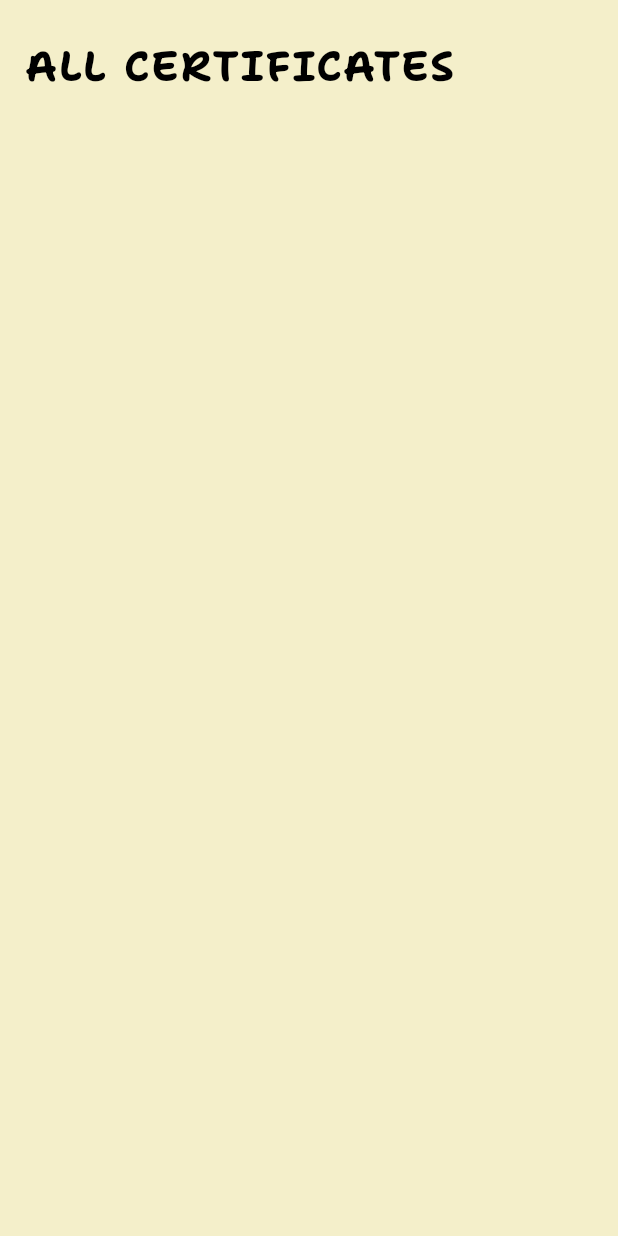
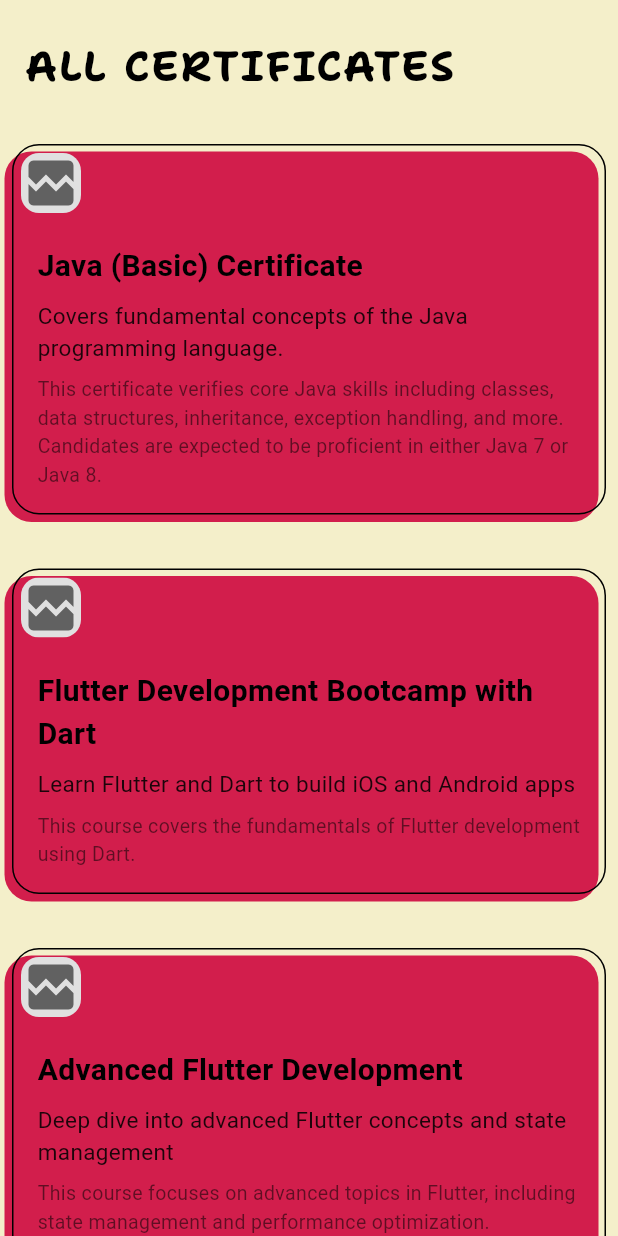
Before and after one commit to amankrmj01/amankrmj_portfolio, a Flutter app: the AllCertificatesView screen opened directly, on a phone screen of 412 x 824 dp. Run offline on Flutter 3.47's test engine with Material 3 defaults, Android fonts, the phone set to English and light mode, and no system bars; our stand-ins replace animated_text_kit, file_picker, get, responsive_builder, rive; missing offline and left inert: pdf_image_renderer; network calls fail.

```diff
--- a/lib/configs/certificate_list.dart
+++ b/lib/configs/certificate_list.dart
@@ -2,10 +2,20 @@
 
 final List<CertificateInfo> certificateList = [
   CertificateInfo(
+    name: 'Java (Basic) Certificate',
+    description:
+        'Covers fundamental concepts of the Java programming language.',
+    url: 'https://www.hackerrank.com/certificates/eac8d632729b',
+    images: ['https://www.hackerrank.com/certificates/iframe/eac8d632729b'],
+    largeDescription:
+        'This certificate verifies core Java skills including classes, data structures, inheritance, exception handling, and more. Candidates are expected to be proficient in either Java 7 or Java 8.',
+  ),
+
+  CertificateInfo(
     name: 'Flutter Development Bootcamp with Dart',
     description: 'Learn Flutter and Dart to build iOS and Android apps',
     url: 'https://www.udemy.com/certificate/UC-1234567890/',
-    screenshots: ['https://example.com/flutter_certificate.png'],
+    images: ['https://example.com/flutter_certificate.png'],
     largeDescription:
         'This course covers the fundamentals of Flutter development using Dart.',
   ),
@@ -14,7 +24,7 @@
     description:
         'Deep dive into advanced Flutter concepts and state management',
     url: 'https://www.udemy.com/certificate/UC-0987654321/',
-    screenshots: ['https://example.com/advanced_flutter_certificate.png'],
+    images: ['https://example.com/advanced_flutter_certificate.png'],
     largeDescription:
         'This course focuses on advanced topics in Flutter, including state management and performance optimization.',
   ),
@@ -22,7 +32,7 @@
     name: 'Google Associate Android Developer',
     description: 'Official certification for Android app development skills.',
     url: 'https://www.credential.net/sample-google-android',
-    screenshots: ['https://placehold.co/600x400/000000/FFFFFF/png'],
+    images: ['https://placehold.co/600x400/000000/FFFFFF/png'],
     largeDescription:
         'This certificate demonstrates proficiency in Android development, including UI, data management, and testing.',
   ),
@@ -30,7 +40,7 @@
     name: 'AWS Certified Cloud Practitioner',
     description: 'Foundational knowledge of AWS Cloud concepts and services.',
     url: 'https://www.credly.com/badges/sample-aws-cloud',
-    screenshots: ['https://placehold.co/600x350/000000/FFFFFF/png'],
+    images: ['https://placehold.co/600x350/000000/FFFFFF/png'],
     largeDescription:
         'Covers AWS Cloud concepts, security, technology, and billing. Validates foundational cloud skills.',
   ),
@@ -39,7 +49,7 @@
     description: 'Meta (Facebook) certification for front-end web development.',
     url:
         'https://www.coursera.org/account/accomplishments/sample-meta-front-end',
-    screenshots: ['https://placehold.co/600x500/000000/FFFFFF/png'],
+    images: ['https://placehold.co/600x500/000000/FFFFFF/png'],
     largeDescription:
         'Covers HTML, CSS, JavaScript, React, and UI/UX best practices for modern web development.',
   ),
@@ -47,7 +57,7 @@
     name: 'Microsoft Certified: Azure Fundamentals',
     description: 'Certification for foundational Azure cloud knowledge.',
     url: 'https://www.credly.com/badges/sample-azure-fundamentals',
-    screenshots: ['https://placehold.co/600x300/000000/FFFFFF/png'],
+    images: ['https://placehold.co/600x300/000000/FFFFFF/png'],
     largeDescription:
         'Validates understanding of cloud concepts, Azure services, workloads, security, and privacy in Azure.',
   ),
@@ -55,7 +65,7 @@
     name: 'Coursera Machine Learning by Stanford',
     description: 'Machine Learning course by Andrew Ng, Stanford University.',
     url: 'https://www.coursera.org/account/accomplishments/sample-ml-stanford',
-    screenshots: ['https://placehold.co/600x450/000000/FFFFFF/png'],
+    images: ['https://placehold.co/600x450/000000/FFFFFF/png'],
     largeDescription:
         'Covers supervised/unsupervised learning, best practices, and real-world ML applications.',
   ),
--- a/lib/domain/models/info.model.dart
+++ b/lib/domain/models/info.model.dart
@@ -5,7 +5,7 @@
 
   String get url;
 
-  List<String> get screenshots;
+  List<String> get images;
 
   String get largeDescription;
 }
--- a/lib/infrastructure/dal/daos/certificate.info.dart
+++ b/lib/infrastructure/dal/daos/certificate.info.dart
@@ -1,4 +1,4 @@
-import 'info.model.dart';
+import '../../../domain/models/info.model.dart';
 
 class CertificateInfo implements InfoModel {
   @override
@@ -8,7 +8,7 @@
   @override
   final String url;
   @override
-  final List<String> screenshots;
+  final List<String> images;
   @override
   final String largeDescription;
 
@@ -16,7 +16,7 @@
     required this.name,
     required this.description,
     required this.url,
-    required this.screenshots,
+    required this.images,
     required this.largeDescription,
   });
 }
--- a/lib/infrastructure/dal/daos/project.info.dart
+++ b/lib/infrastructure/dal/daos/project.info.dart
@@ -1,4 +1,4 @@
-import 'info.model.dart';
+import '../../../domain/models/info.model.dart';
 
 class ProjectInfo implements InfoModel {
   @override
@@ -8,7 +8,7 @@
   @override
   final String url;
   @override
-  final List<String> screenshots;
+  final List<String> images;
   @override
   final String largeDescription;
 
@@ -16,7 +16,7 @@
     required this.name,
     required this.description,
     required this.url,
-    required this.screenshots,
+    required this.images,
     required this.largeDescription,
   });
 }
--- a/lib/infrastructure/dal/services/abstract.service.dart
+++ b/lib/infrastructure/dal/services/abstract.service.dart
@@ -0,0 +1,3 @@
+abstract class AbstractService<T> {
+  Future<List<T>> fetchAll();
+}
--- /dev/null
+++ b/lib/infrastructure/dal/services/certificate_service.dart
@@ -0,0 +1,20 @@
+import 'dart:convert';
+import 'package:http/http.dart' as http;
+import 'package:amankrmj_portfolio/domain/models/certificate_info.dart';
+import 'abstract.service.dart';
+
+class CertificateService extends AbstractService<CertificateInfo> {
+  static const String certificatesUrl =
+      'https://raw.githubusercontent.com/amankrmj01/amankrmj01/main/.github/certificates.json';
+
+  @override
+  Future<List<CertificateInfo>> fetchAll() async {
+    final response = await http.get(Uri.parse(certificatesUrl));
+    if (response.statusCode == 200) {
+      final List<dynamic> data = jsonDecode(response.body);
+      return data.map((json) => CertificateInfo.fromJson(json)).toList();
+    } else {
+      throw Exception('Failed to load certificates');
+    }
+  }
+}
--- /dev/null
+++ b/lib/infrastructure/dal/services/project_service.dart
@@ -0,0 +1,20 @@
+import 'dart:convert';
+import 'package:http/http.dart' as http;
+import 'package:amankrmj_portfolio/domain/models/projects_info.dart';
+import 'abstract.service.dart';
+
+class ProjectService extends AbstractService<ProjectInfo> {
+  static const String projectsUrl =
+      'https://raw.githubusercontent.com/amankrmj01/amankrmj01/main/.github/projects.json';
+
+  @override
+  Future<List<ProjectInfo>> fetchAll() async {
+    final response = await http.get(Uri.parse(projectsUrl));
+    if (response.statusCode == 200) {
+      final List<dynamic> data = jsonDecode(response.body);
+      return data.map((json) => ProjectInfo.fromJson(json)).toList();
+    } else {
+      throw Exception('Failed to load projects');
+    }
+  }
+}
--- a/lib/main.dart
+++ b/lib/main.dart
@@ -3,11 +3,14 @@
 
 import 'package:get/get.dart';
 
+import 'infrastructure/dal/services/services.di.dart';
 import 'infrastructure/navigation/navigation.dart';
 import 'infrastructure/navigation/routes.dart';
 
 void main() async {
+  ServiceC.setupServiceLocator();
   var initialRoute = await Routes.initialRoute;
+
   runApp(Main(initialRoute));
 }
 
--- a/lib/presentation/home/home.screen.dart
+++ b/lib/presentation/home/home.screen.dart
@@ -18,7 +18,7 @@
             DeviceScreenType.tablet) {
           return const HomeTabletScreen();
         } else {
-          return const HomeDesktopScreen();
+          return const HomeTabletScreen();
         }
       },
     );
--- a/lib/widgets/k.card.dart
+++ b/lib/widgets/k.card.dart
@@ -1,6 +1,6 @@
 import 'package:flutter/material.dart';
 
-import '../infrastructure/dal/daos/info.model.dart';
+import '../domain/models/info.model.dart';
 import '../infrastructure/theme/colors.dart';
 import 'k.image.dart';
 
--- a/lib/widgets/k.image.dart
+++ b/lib/widgets/k.image.dart
@@ -1,6 +1,6 @@
 import 'package:flutter/material.dart';
 
-import '../../../infrastructure/dal/daos/info.model.dart';
+import '../domain/models/info.model.dart';
 
 // Helper widget for displaying an image from any InfoModel
 class KImage extends StatelessWidget {
@@ -10,8 +10,8 @@
 
   @override
   Widget build(BuildContext context) {
-    final imageUrl = (info.screenshots.isNotEmpty)
-        ? info.screenshots[0]
+    final imageUrl = (info.images.isNotEmpty)
+        ? info.images[0]
         : 'https://placehold.co/600x400/000000/FFFFFF/png';
     return Padding(
       padding: const EdgeInsets.all(5.0),
--- a/pubspec.yaml
+++ b/pubspec.yaml
@@ -41,6 +41,10 @@
   flutter_svg: ^2.1.0
   responsive_layout_builder: ^0.5.0
   flutter_staggered_grid_view: ^0.7.0
+  pdf_render: ^1.4.7
+  pdf_image_renderer: ^1.0.1
+  file_picker: ^10.2.0
+  path_provider: ^2.1.5
 
 
 dev_dependencies:
```
Also changed, not shown: lib/configs/projects_list.dart (+6 -6 lines), lib/domain/models/certificate_info.dart (added, +46 -0 lines), lib/domain/models/projects_info.dart (added, +42 -0 lines), lib/infrastructure/dal/services/services.di.dart (+11 -0 lines), lib/presentation/home/home.tablet.screen.dart (+96 -14 lines), lib/utils/pdf.render.image.dart (+84 -0 lines), pubspec.lock.
